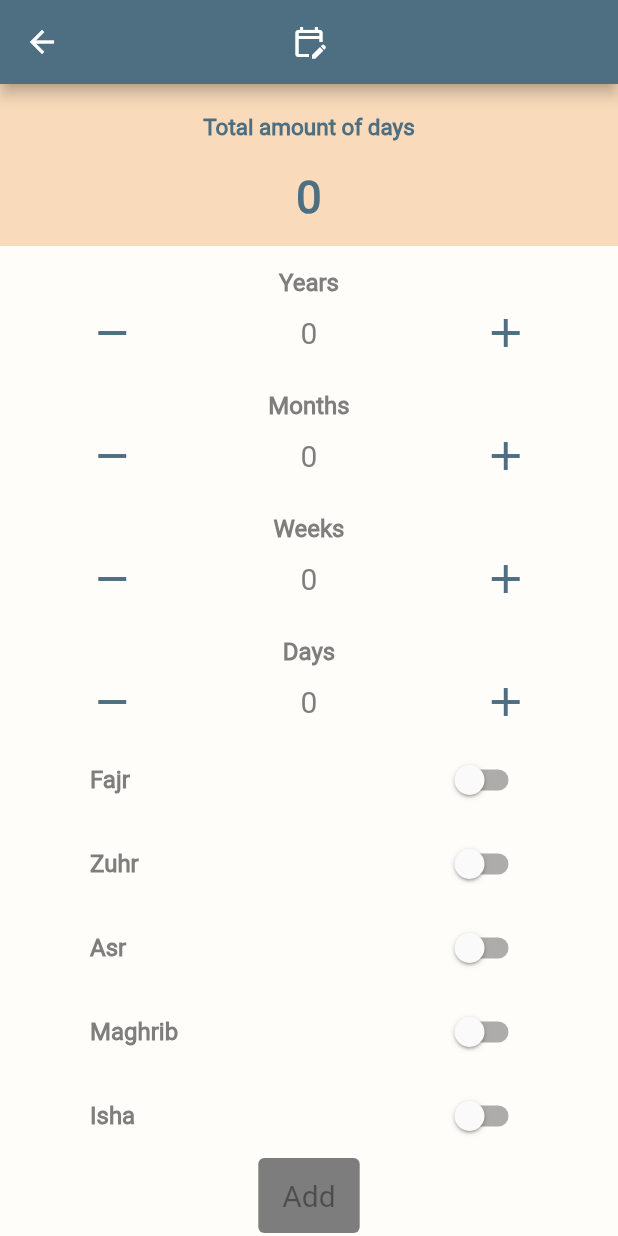
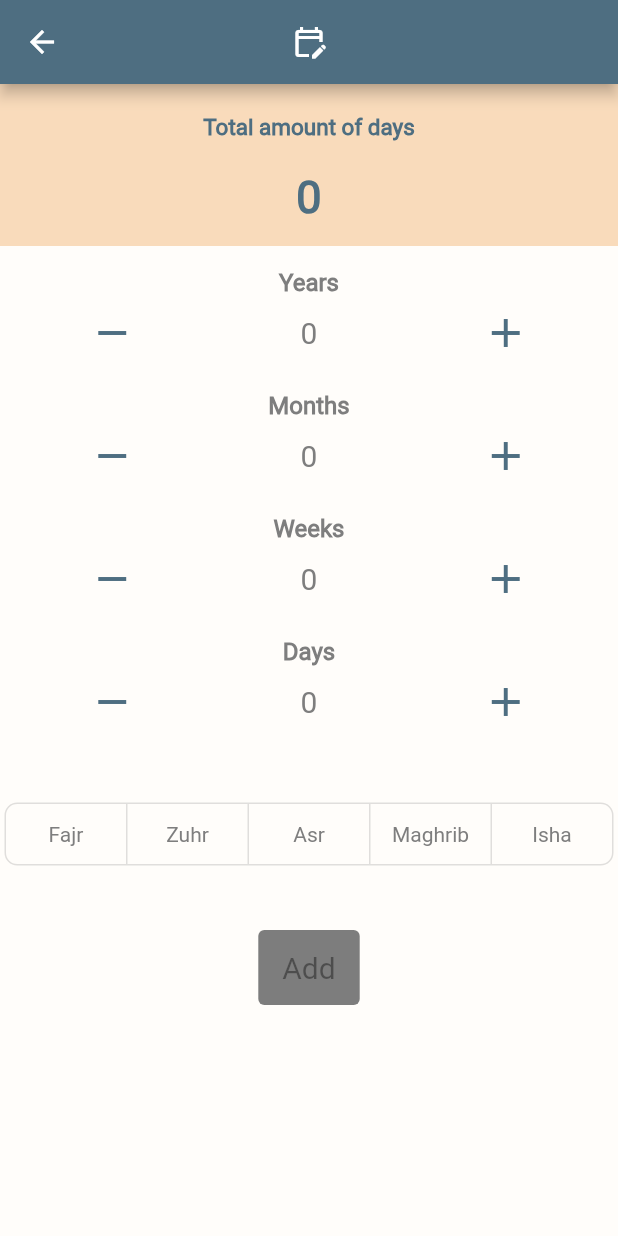
Before and after one commit to mredaoudi/qadaa, a Flutter app: the PrayerPeriodScreen screen opened by its route, on a phone screen of 412 x 824 dp. Run offline on Flutter 3.47's test engine with Material 2 defaults, Android fonts, the phone set to English and light mode, and no system bars; our stand-ins replace hive, hive_flutter, introduction_screen; accounts and stored records are empty.

Commit message:
changes at 2023-03-17 13:35

```diff
--- a/lib/pages/prayer_period_page.dart
+++ b/lib/pages/prayer_period_page.dart
@@ -4,6 +4,14 @@ import '../components/period_counter.dart';
 import '../providers/prayer_provider.dart';
 import '../providers/people_provider.dart';
 import '../providers/theme_provider.dart';
+
+const List<Widget> prayers = <Widget>[
+  Text('Fajr'),
+  Text('Zuhr'),
+  Text('Asr'),
+  Text('Maghrib'),
+  Text('Isha')
+];
 
 class PrayerPeriodScreen extends StatefulWidget {
   const PrayerPeriodScreen({super.key});
@@ -21,13 +29,8 @@ class _PrayerPeriodScreenState extends State<PrayerPeriodScreen> {
     'weeks': {"amount": 0, "increment": 7, "label": "Weeks"},
     'days': {"amount": 0, "increment": 1, "label": "Days"}
   };
-  var prays = {
-    'Fajr': false,
-    'Zuhr': false,
-    'Asr': false,
-    'Maghrib': false,
-    'Isha': false
-  };
+
+  final List<bool> _selectedPrayers = <bool>[false, false, false, false, false];
 
   void incrementPeriod(String period, int amount) {
     setState(() {
@@ -43,8 +46,8 @@ class _PrayerPeriodScreenState extends State<PrayerPeriodScreen> {
 
   bool checkForm() {
     var praySelected = false;
-    for (var pray in prays.keys) {
-      if (prays[pray] == true) {
+    for (var pray in _selectedPrayers) {
+      if (pray == true) {
         praySelected = true;
         break;
       }
@@ -105,23 +108,29 @@ class _PrayerPeriodScreenState extends State<PrayerPeriodScreen> {
                     operation: incrementPeriod),
               )
               .toList(),
-          ...prays.entries.map((entry) => SwitchListTile(
-                contentPadding: const EdgeInsets.fromLTRB(60, 0, 60, 0),
-                title: Text(
-                  entry.key,
-                  style: TextStyle(
-                    fontWeight: FontWeight.bold,
-                    color: themeProvider.text(),
-                  ),
-                ),
-                value: entry.value,
-                activeColor: themeProvider.icon(),
-                onChanged: (bool value) {
-                  setState(() {
-                    prays[entry.key] = value;
-                  });
-                },
-              )),
+          Padding(
+            padding: const EdgeInsets.symmetric(vertical: 40),
+            child: ToggleButtons(
+              direction: Axis.horizontal,
+              onPressed: (int index) {
+                // All buttons are selectable.
+                setState(() {
+                  _selectedPrayers[index] = !_selectedPrayers[index];
+                });
+              },
+              borderRadius: const BorderRadius.all(Radius.circular(8)),
+              selectedBorderColor: themeProvider.icon(),
+              selectedColor: Colors.white,
+              fillColor: themeProvider.icon(),
+              color: themeProvider.text(),
+              constraints: const BoxConstraints(
+                minHeight: 40.0,
+                minWidth: 80.0,
+              ),
+              isSelected: _selectedPrayers,
+              children: prayers,
+            ),
+          ),
           ElevatedButton(
             style: ButtonStyle(
               backgroundColor:
@@ -137,10 +146,11 @@ class _PrayerPeriodScreenState extends State<PrayerPeriodScreen> {
             onPressed: !checkForm()
                 ? null
                 : () async {
-                    for (var pray in prays.keys) {
-                      if (prays[pray] == true) {
+                    List prayIndex = ['Fajr', 'Zuhr', 'Asr', 'Maghrib', 'Isha'];
+                    for (var i = 0; i < _selectedPrayers.length; i++) {
+                      if (_selectedPrayers[i] == true) {
                         prayerProvider.incrementOperation(
-                          prayer: pray,
+                          prayer: prayIndex[i],
                           amount: _amount,
                           user: peopleProvider.currentUser,
                         );
```
